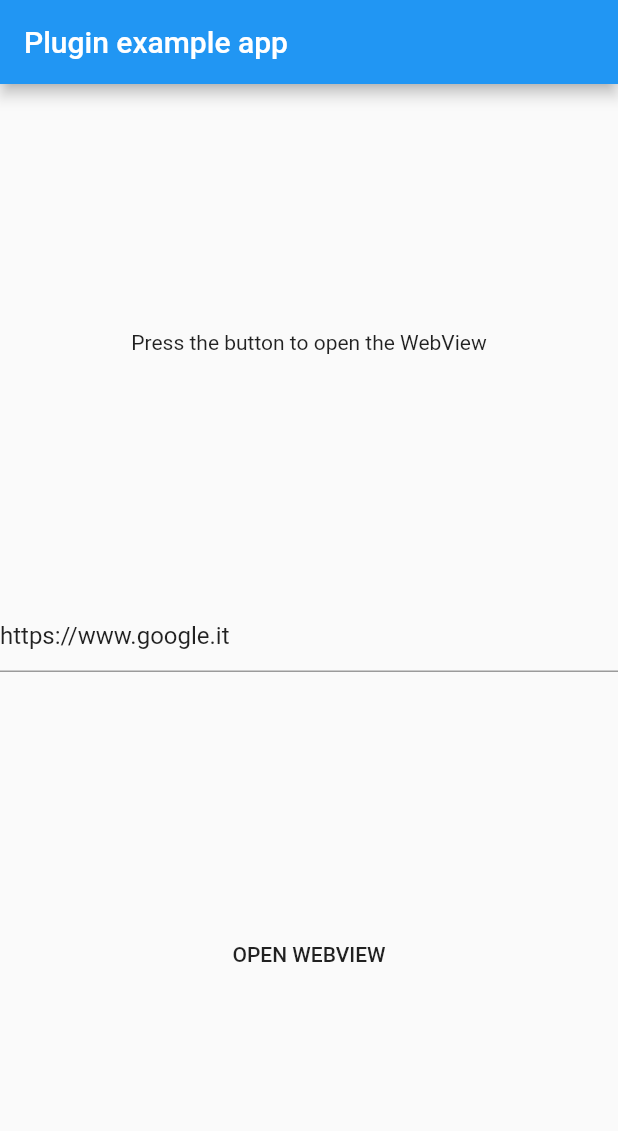
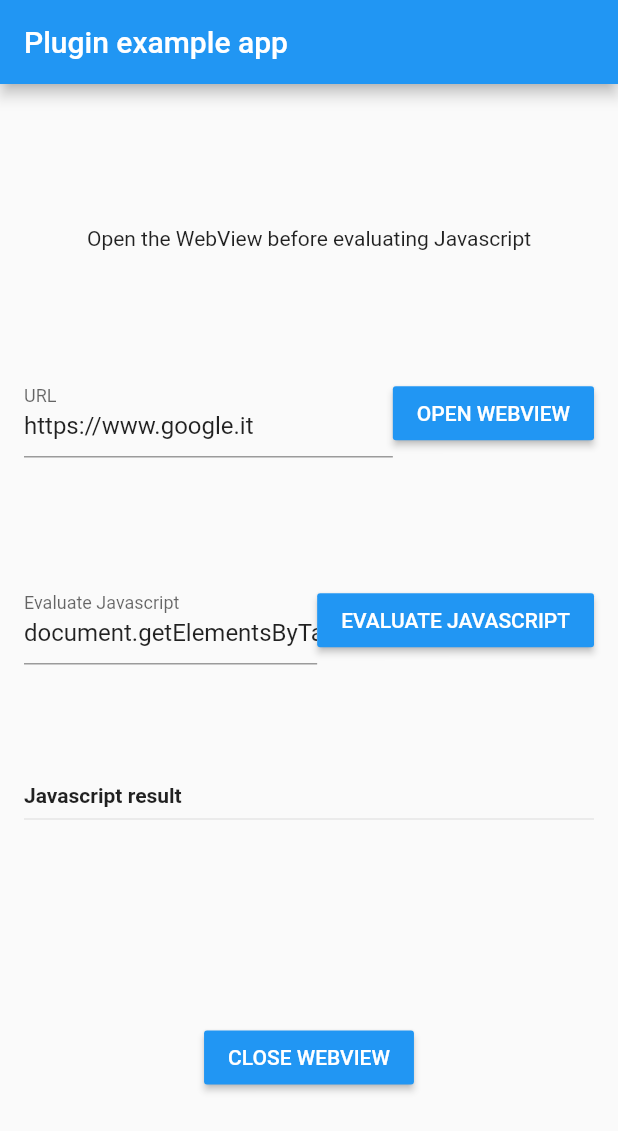
Before and after one commit to riccardo-lomazzi/webview_macos, a Flutter app: the screen it shows after launch, on a phone screen of 412 x 824 dp. Shown: the top 1131 px of the screen. Run offline on Flutter 3.47's test engine with Material 2 defaults, Android fonts, the phone set to English and light mode, and no system bars; our stand-ins replace plugin_platform_interface.

Commit message:
added webview close and evaluate javascript examples

```diff
--- a/example/lib/main.dart
+++ b/example/lib/main.dart
@@ -14,12 +14,17 @@ class MyApp extends StatefulWidget {
 
 class _MyAppState extends State<MyApp> {
   String initialURL = "https://www.google.it";
-  late TextEditingController controller;
+  late TextEditingController urlController;
+  late TextEditingController javaScriptController;
+  String javascriptResult = "";
 
   @override
   void initState() {
     super.initState();
-    controller = TextEditingController(text: initialURL);
+    urlController = TextEditingController(text: initialURL);
+    javaScriptController = TextEditingController(
+      text: "document.getElementsByTagName('body')[0].innerHTML",
+    );
   }
 
   @override
@@ -30,26 +35,96 @@ class _MyAppState extends State<MyApp> {
           title: Text('Plugin example app'),
         ),
         body: Center(
+          child: Padding(
+            padding: const EdgeInsets.all(16.0),
             child: Column(
               mainAxisSize: MainAxisSize.max,
               mainAxisAlignment: MainAxisAlignment.spaceEvenly,
               crossAxisAlignment: CrossAxisAlignment.center,
               children: [
-              Text('Press the button to open the WebView'),
-              TextField(
-                controller: controller,
+                Text('Open the WebView before evaluating Javascript'),
+                Row(
+                  children: [
+                    Expanded(
+                      child: TextField(
+                        controller: urlController,
+                        decoration: InputDecoration(
+                          labelText: "URL",
+                        ),
+                      ),
                     ),
                     MaterialButton(
+                      color: Colors.blue,
+                      textColor: Colors.white,
                       child: Text("Open WebView".toUpperCase()),
                       onPressed: () async {
-                  await WebviewMacos()
-                      .showWebView(controller.text.toLowerCase().trim());
+                        await WebviewMacos().showWebView(
+                            urlController.text.toLowerCase().trim());
+                      },
+                    ),
+                  ],
+                ),
+                Row(
+                  children: [
+                    Expanded(
+                      child: TextField(
+                        controller: javaScriptController,
+                        decoration: InputDecoration(
+                          labelText: "Evaluate Javascript",
+                        ),
+                      ),
+                    ),
+                    MaterialButton(
+                      color: Colors.blue,
+                      textColor: Colors.white,
+                      child: Text("Evaluate Javascript".toUpperCase()),
+                      onPressed: () async {
+                        String? result = await WebviewMacos()
+                            .evaluateJavaScript(
+                                javaScriptController.text.trim());
+                        setState(() {
+                          javascriptResult = result ?? "Error";
+                        });
+                      },
+                    ),
+                  ],
+                ),
+                Container(
+                  height: 80,
+                  child: Column(
+                    crossAxisAlignment: CrossAxisAlignment.start,
+                    children: [
+                      Text(
+                        "Javascript result",
+                        textAlign: TextAlign.start,
+                        style: TextStyle(
+                          fontWeight: FontWeight.bold,
+                        ),
+                      ),
+                      Divider(),
+                      Expanded(
+                        child: SingleChildScrollView(
+                          child: Text(
+                            javascriptResult,
+                          ),
+                        ),
+                      ),
+                    ],
+                  ),
+                ),
+                MaterialButton(
+                  color: Colors.blue,
+                  textColor: Colors.white,
+                  child: Text("Close WebView".toUpperCase()),
+                  onPressed: () async {
+                    WebviewMacos().dismissWebView();
                   },
                 ),
               ],
             ),
           ),
         ),
+      ),
     );
   }
 }
--- a/lib/webview_macos_method_channel.dart
+++ b/lib/webview_macos_method_channel.dart
@@ -7,7 +7,7 @@ import 'webview_macos_platform_interface.dart';
 class MethodChannelWebviewMacos extends WebviewMacosPlatform {
   /// The method channel used to interact with the native platform.
   @visibleForTesting
-  final methodChannel = const MethodChannel('new_webview_macos');
+  final methodChannel = const MethodChannel('webview_macos_plugin');
 
   @override
   Future<void> showWebView(String initialURL) async {
--- a/pubspec.yaml
+++ b/pubspec.yaml
@@ -33,7 +33,7 @@ flutter:
   plugin:
     platforms:
       macos:
-        pluginClass: NewWebviewMacosPlugin
+        pluginClass: WebviewMacosPlugin
 
   # To add assets to your plugin package, add an assets section, like this:
   # assets:
```
Also changed, not shown: 10 other files. Lines whose indentation alone changed are shown as unchanged.
